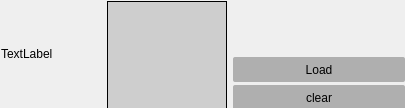
jahshaka/Studio, file src/widgets/texturepicker.ui: the form before one commit.
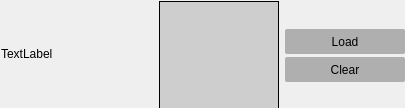
The form after the commit.

What changed in the file:
```diff
--- a/src/widgets/texturepicker.ui
+++ b/src/widgets/texturepicker.ui
@@ -42,7 +42,7 @@
     <widget class="QLabel" name="label">
      <property name="minimumSize">
       <size>
-       <width>100</width>
+       <width>152</width>
        <height>0</height>
       </size>
      </property>
@@ -73,7 +73,7 @@
      </property>
      <property name="minimumSize">
       <size>
-       <width>90</width>
+       <width>108</width>
        <height>108</height>
       </size>
      </property>
@@ -133,21 +133,14 @@
        </property>
       </widget>
      </item>
-     <item>
-      <widget class="QLabel" name="dimensions">
-       <property name="minimumSize">
-        <size>
-         <width>0</width>
-         <height>25</height>
-        </size>
-       </property>
-       <property name="text">
-        <string/>
-       </property>
-      </widget>
-     </item>
      <item>
       <widget class="QPushButton" name="load">
+       <property name="sizePolicy">
+        <sizepolicy hsizetype="Preferred" vsizetype="Preferred">
+         <horstretch>0</horstretch>
+         <verstretch>0</verstretch>
+        </sizepolicy>
+       </property>
        <property name="minimumSize">
         <size>
          <width>90</width>
@@ -184,6 +177,12 @@
      </item>
      <item>
       <widget class="QPushButton" name="pushButton">
+       <property name="sizePolicy">
+        <sizepolicy hsizetype="Preferred" vsizetype="Preferred">
+         <horstretch>0</horstretch>
+         <verstretch>0</verstretch>
+        </sizepolicy>
+       </property>
        <property name="minimumSize">
         <size>
          <width>0</width>
@@ -214,7 +213,20 @@
 </string>
        </property>
        <property name="text">
-        <string>clear</string>
+        <string>Clear</string>
+       </property>
+      </widget>
+     </item>
+     <item>
+      <widget class="QLabel" name="dimensions">
+       <property name="minimumSize">
+        <size>
+         <width>0</width>
+         <height>25</height>
+        </size>
+       </property>
+       <property name="text">
+        <string/>
        </property>
       </widget>
      </item>
```
Left out of the diff: 4 changed lines with no effect on the pictures.
